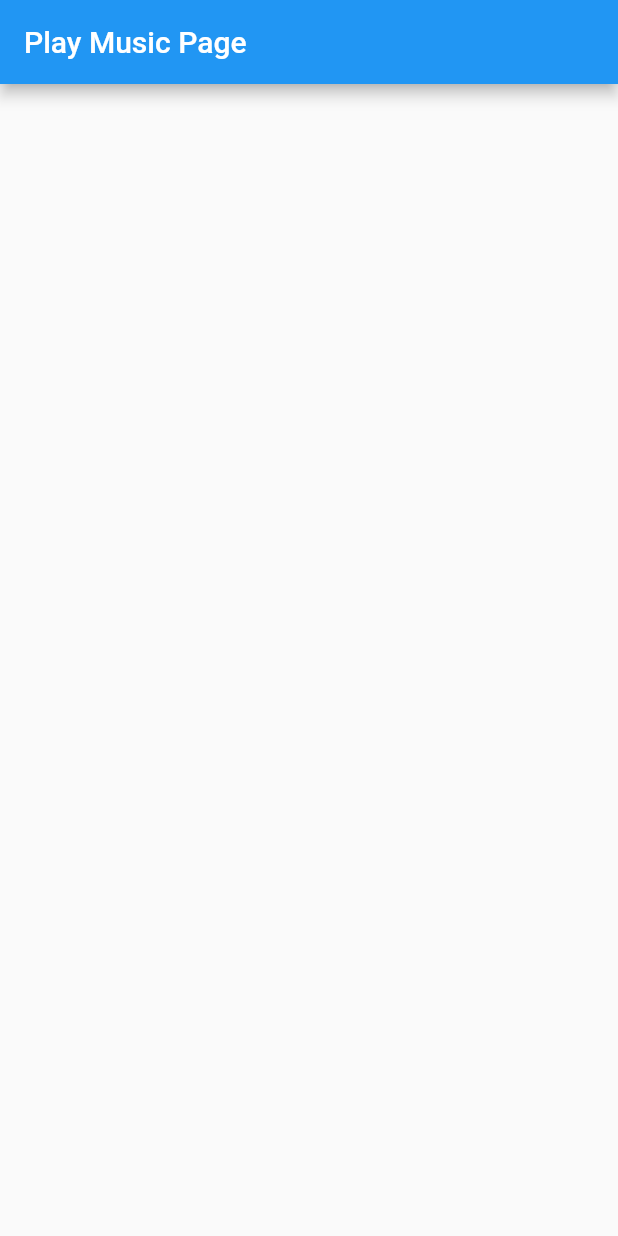
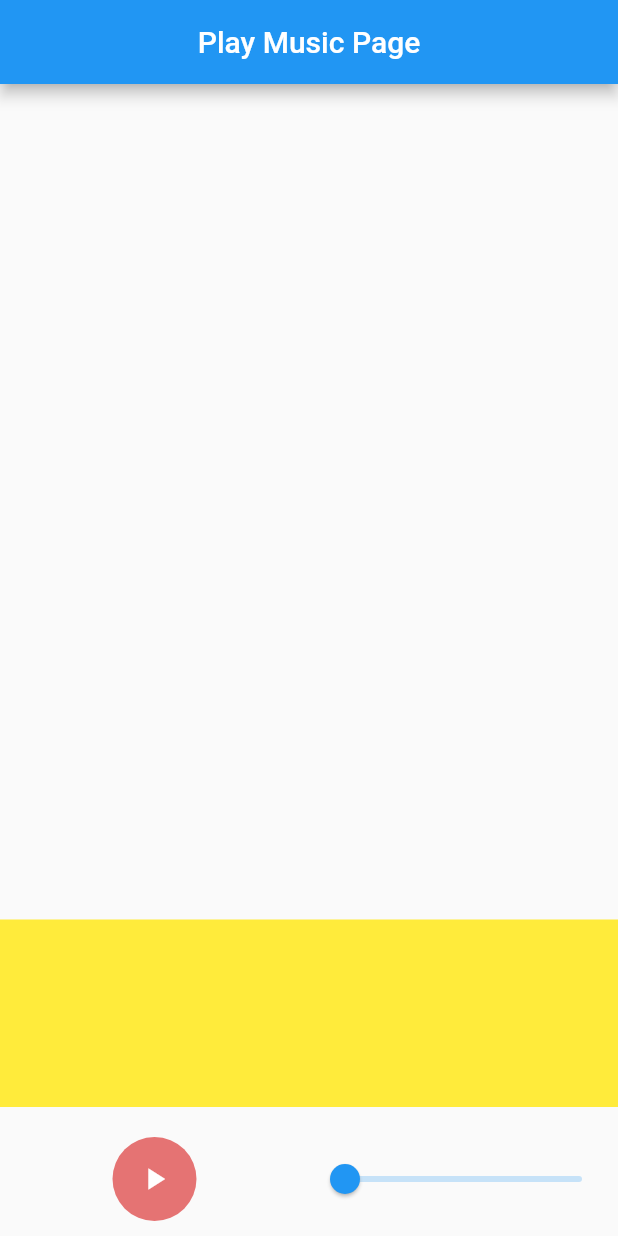
Before and after one commit to burakylmz50/Music-Player, a Flutter app: the playMusicPage screen opened directly, on a phone screen of 412 x 824 dp. Run offline on Flutter 3.47's test engine with Material 2 defaults, Android fonts, the phone set to English and light mode, and no system bars; our stand-ins replace audioplayers.

Commit message:
Play butonu tamam

```diff
--- a/lib/playMusic.dart
+++ b/lib/playMusic.dart
@@ -1,4 +1,21 @@
 import 'package:flutter/material.dart';
+import 'package:audioplayers/audioplayers.dart';
+import 'package:audioplayers/audio_cache.dart';
+
+
+
+
+//
+//  müzikleri switch içerisinde
+//
+
+
+
+typedef void OnError(Exception exception);
+
+void main() {
+  runApp(new MaterialApp(home: new playMusicPage()));
+}
 
 class playMusicPage extends StatefulWidget {
   @override
@@ -6,12 +23,186 @@ class playMusicPage extends StatefulWidget {
 }
 
 class _playMusicPageState extends State<playMusicPage> {
+  Duration _duration = new Duration();
+  Duration _position = new Duration();
+IconData icon=Icons.play_arrow;
+bool deneme=true;
+
+  AudioPlayer audioPlayer = new AudioPlayer();
+
+  AudioPlayer advancedPlayer;
+  AudioCache audioCache;
+  bool isOpened = false;
+
+  @override
+  void initState() {
+    super.initState();
+    initPlayer();
+  }
+
+  void initPlayer() {
+    advancedPlayer = new AudioPlayer();
+    audioCache = new AudioCache(fixedPlayer: advancedPlayer);
+
+    advancedPlayer.durationHandler = (d) => setState(() {
+          _duration = d;
+        });
+
+    advancedPlayer.positionHandler = (p) => setState(() {
+          _position = p;
+        });
+  }
+
+  String localFilePath;
+
+  Widget _tab(List<Widget> children) {
+    return Center(
+      child: Container(
+        padding: EdgeInsets.all(16.0),
+        child: Column(
+          children: children
+              .map((w) => Container(child: w, padding: EdgeInsets.all(6.0)))
+              .toList(),
+        ),
+      ),
+    );
+  }
+
+  Widget _btn(String txt, VoidCallback onPressed) {
+    return ButtonTheme(
+        minWidth: 48.0,
+        child: RaisedButton(child: Text(txt), onPressed: onPressed));
+  }
+
+  Widget slider() {
+    return Slider(
+        value: _position.inSeconds.toDouble(),
+        min: 0.0,
+        max: _duration.inSeconds.toDouble(),
+        onChanged: (double value) {
+          setState(() {
+            seekToSecond(value.toInt());
+            value = value;
+          });
+        });
+  }
+
+  Widget localAsset() {
+    return _tab([
+      CreateIconButton(Icons.play_arrow, Colors.purple, () {
+        audioCache.play('deneme.mp3');
+      }),
+      CreateIconButton(Icons.stop, Colors.green, () {
+        advancedPlayer.stop();
+      }),
+      slider()
+    ]);
+  }
+
+  void seekToSecond(int second) {
+    Duration newDuration = Duration(seconds: second);
+
+    advancedPlayer.seek(newDuration);
+  }
+
   @override
   Widget build(BuildContext context) {
     return new Scaffold(
-      appBar: new AppBar(
-        title: new Text('Play Music Page'),
-      ),
+        appBar: new AppBar(
+          title: new Text('Play Music Page'),
+          centerTitle: true,
+        ),
+        body: new Column(
+          children: <Widget>[
+            // 1. KISIM
+            new Expanded(child: new Container()),
+
+            // 2. KISIM
+
+            // 3. KISIM
+
+            new Container(   //TABBAR YAPILACAK 125 DEDİĞİM İÇİN SIKINTI VAR
+              width: double.infinity,
+              height: 125.0,
+              color: Colors.yellow,
+            ),
+            new Container(
+         //     color: Colors.yellow,
+              child: Padding(
+                padding: const EdgeInsets.only(top: 20.0, bottom: 10.0),
+                child: new Column(
+                  children: <Widget>[
+                    new Row(
+                      children: <Widget>[
+                        Expanded(
+
+                            child: FloatingActionButton(
+                                elevation: 0.0,
+                                child: new Icon(icon),
+                                backgroundColor: new Color(0xFFE57373),
+                                onPressed: () {
+                                  setState(() {
+                                    if(deneme){
+                                      audioCache.play('deneme.mp3');
+                                      icon=Icons.pause;
+                                      deneme=false;
+                                    }
+                                    else{
+                                      advancedPlayer.pause();
+                                      icon=Icons.play_arrow;
+                                      deneme=true;
+                                    }
+
+                                  });
+
+                                })),
+                        Expanded(
+                          child: slider(),
+                        ),
+                      ],
+                    ),
+                  ],
+                ),
+              ),
+            )
+          ],
+        )
+
+/*
+
+
+    body: Center(
+        child: Container(
+          color: Colors.red,
+          child: Row(
+            children: <Widget>[
+              Expanded(
+                child:CreateIconButton(Icons.play_arrow, Colors.purple, (){
+                  audioCache.play('deneme.mp3');
+                }),
+              ),
+              Expanded(
+                child:CreateIconButton(Icons.stop, Colors.green, (){
+                  advancedPlayer.stop();
+                }),
+              ),
+              Expanded(
+                child:slider(),
+              ),
+            ],
+          ),
+        )
+    ),
+  */
+        );
+  }
+
+  Widget CreateIconButton(IconData icon, Color color, VoidCallback onPressed) {
+    return IconButton(
+      icon: Icon(icon),
+      iconSize: 64,
+      color: Colors.purple,
+      onPressed: onPressed,
     );
   }
 }
```
Also changed, not shown: pubspec.yaml (+6 -1 lines), lib/songs.dart (line endings or trailing spaces), 1 other file.
